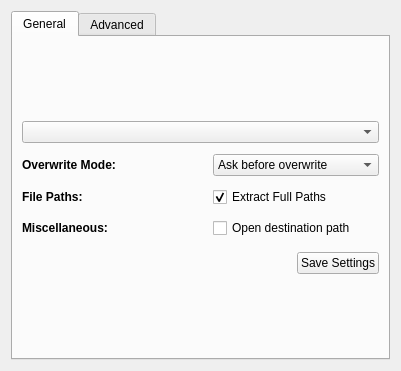
This is experimental/app/extractiondialog.ui in f0x/aku as Qt 5 draws it before an edit. The edited form follows.
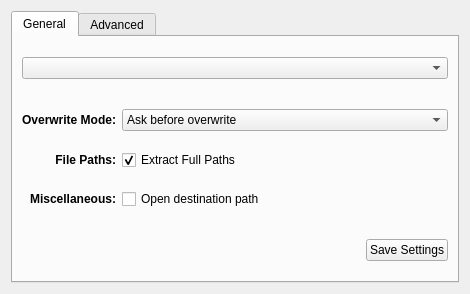
This is the edited form. Custom widgets are drawn as their Qt base class.

The edit to the form file:
```diff
--- a/experimental/app/extractiondialog.ui
+++ b/experimental/app/extractiondialog.ui
@@ -5,8 +5,8 @@
    <rect>
     <x>0</x>
     <y>0</y>
-    <width>398</width>
-    <height>371</height>
+    <width>470</width>
+    <height>294</height>
    </rect>
   </property>
   <property name="minimumSize" >
@@ -62,17 +62,14 @@
              </property>
              <property name="sizeHint" stdset="0" >
               <size>
-               <width>16</width>
-               <height>5</height>
+               <width>20</width>
+               <height>13</height>
               </size>
              </property>
             </spacer>
            </item>
            <item>
             <layout class="QGridLayout" name="gridLayout" >
-             <property name="horizontalSpacing" >
-              <number>4</number>
-             </property>
              <item row="0" column="0" >
               <widget class="QLabel" name="labelHigh" >
                <property name="sizePolicy" >
@@ -91,11 +88,11 @@
                 <string>Overwrite Mode:</string>
                </property>
                <property name="alignment" >
-                <set>Qt::AlignLeading|Qt::AlignLeft|Qt::AlignVCenter</set>
+                <set>Qt::AlignRight|Qt::AlignTrailing|Qt::AlignVCenter</set>
                </property>
               </widget>
              </item>
-             <item row="0" column="2" >
+             <item row="0" column="1" >
               <widget class="KComboBox" name="comboHigh" >
                <property name="sizePolicy" >
                 <sizepolicy vsizetype="Fixed" hsizetype="MinimumExpanding" >
@@ -135,8 +132,8 @@
                </property>
                <property name="sizeHint" stdset="0" >
                 <size>
-                 <width>177</width>
-                 <height>5</height>
+                 <width>20</width>
+                 <height>13</height>
                 </size>
                </property>
               </spacer>
@@ -159,11 +156,11 @@
                 <string>File Paths:</string>
                </property>
                <property name="alignment" >
-                <set>Qt::AlignLeading|Qt::AlignLeft|Qt::AlignVCenter</set>
+                <set>Qt::AlignRight|Qt::AlignTrailing|Qt::AlignVCenter</set>
                </property>
               </widget>
              </item>
-             <item row="2" column="2" >
+             <item row="2" column="1" >
               <widget class="QCheckBox" name="checkFullPath" >
                <property name="sizePolicy" >
                 <sizepolicy vsizetype="Fixed" hsizetype="MinimumExpanding" >
@@ -189,8 +186,8 @@
                </property>
                <property name="sizeHint" stdset="0" >
                 <size>
-                 <width>177</width>
-                 <height>5</height>
+                 <width>20</width>
+                 <height>13</height>
                 </size>
                </property>
               </spacer>
@@ -198,7 +195,7 @@
              <item row="4" column="0" >
               <widget class="QLabel" name="labelLow" >
                <property name="sizePolicy" >
-                <sizepolicy vsizetype="Preferred" hsizetype="Fixed" >
+                <sizepolicy vsizetype="Preferred" hsizetype="Minimum" >
                  <horstretch>0</horstretch>
                  <verstretch>0</verstretch>
                 </sizepolicy>
@@ -213,11 +210,11 @@
                 <string>Miscellaneous:</string>
                </property>
                <property name="alignment" >
-                <set>Qt::AlignLeading|Qt::AlignLeft|Qt::AlignVCenter</set>
+                <set>Qt::AlignRight|Qt::AlignTrailing|Qt::AlignVCenter</set>
                </property>
               </widget>
              </item>
-             <item row="4" column="2" >
+             <item row="4" column="1" >
               <widget class="QCheckBox" name="checkDestinationPath" >
                <property name="sizePolicy" >
                 <sizepolicy vsizetype="Fixed" hsizetype="MinimumExpanding" >
@@ -230,22 +227,6 @@
                </property>
               </widget>
              </item>
-             <item row="0" column="1" >
-              <spacer name="horizontalSpacer_4" >
-               <property name="orientation" >
-                <enum>Qt::Horizontal</enum>
-               </property>
-               <property name="sizeType" >
-                <enum>QSizePolicy::Minimum</enum>
-               </property>
-               <property name="sizeHint" stdset="0" >
-                <size>
-                 <width>10</width>
-                 <height>20</height>
-                </size>
-               </property>
-              </spacer>
-             </item>
             </layout>
            </item>
            <item>
@@ -254,12 +235,12 @@
               <enum>Qt::Vertical</enum>
              </property>
              <property name="sizeType" >
-              <enum>QSizePolicy::Fixed</enum>
+              <enum>QSizePolicy::Minimum</enum>
              </property>
              <property name="sizeHint" stdset="0" >
               <size>
                <width>20</width>
-               <height>8</height>
+               <height>13</height>
               </size>
              </property>
             </spacer>
```
